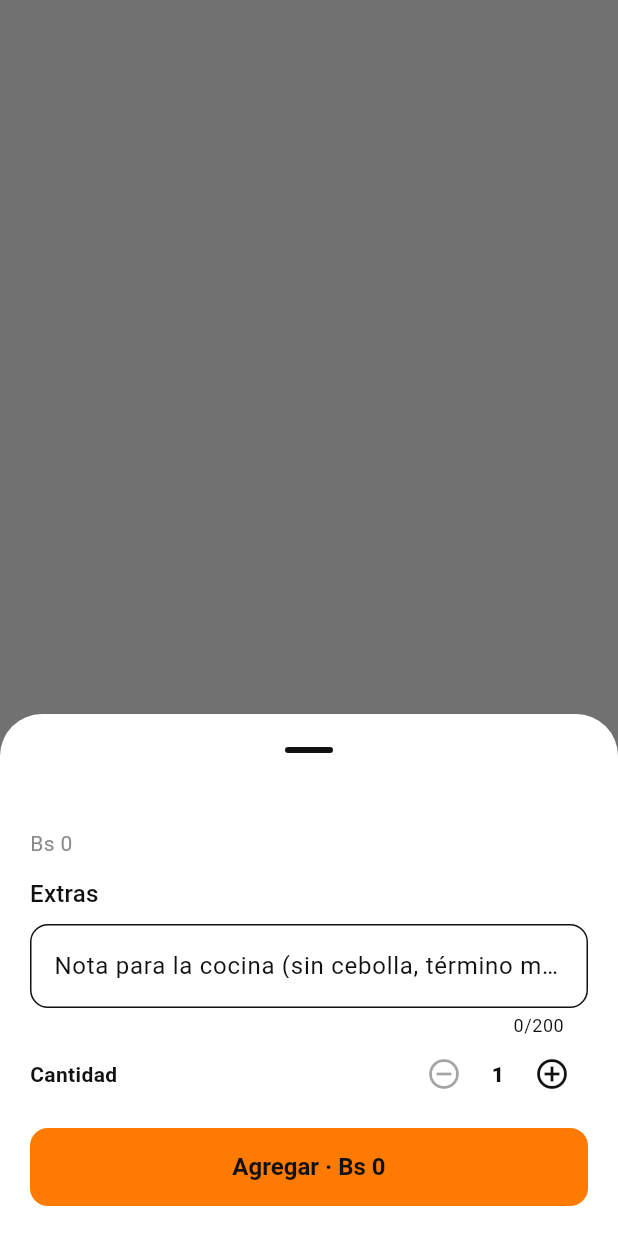
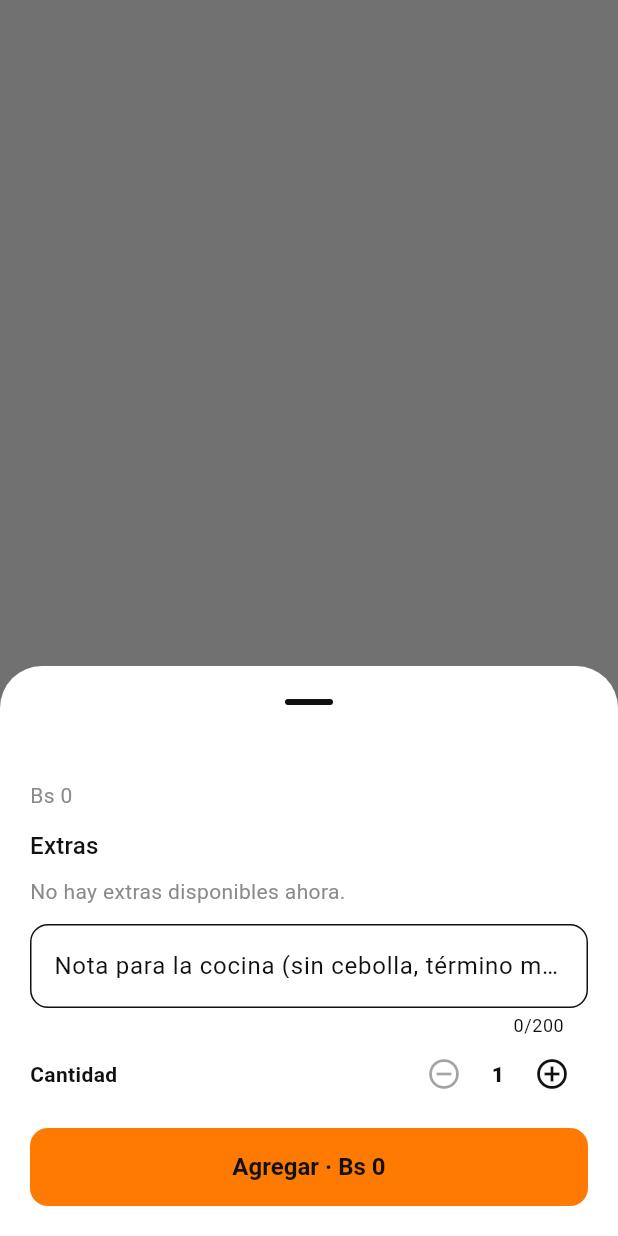
Before and after one commit to QuanticaSoft/oveja_negra, a Flutter app: what showCustomizeSheet() shows on an empty page, opened directly with empty values, on a phone screen of 412 x 824 dp. Run offline on Flutter 3.47's test engine with Material 3 defaults, Android fonts, the phone set to English and light mode, and no system bars; our stand-ins replace dio, fl_chart, flutter_riverpod, flutter_secure_storage, go_router, image_picker; accounts and stored records are empty; network calls fail; statements that could not run were skipped.

Commit message:
feat(app): personalizar con desplegables de extras y bebida
- Extras: desplegable + cantidad (1 a 5) y "Agregar otro extra"; agotados y ya
  elegidos no seleccionables.
- Bebida: desplegable ("Sin bebida" por defecto) que agrega la bebida como línea
  aparte a precio normal y con la misma cantidad.
- App 0.8.6+7; 52 tests.

Co-Authored-By: Claude Opus 5.5 <noreply@anthropic.com>

```diff
--- a/app_ovejanegra/lib/features/orders/presentation/customize_sheet.dart
+++ b/app_ovejanegra/lib/features/orders/presentation/customize_sheet.dart
@@ -5,27 +5,54 @@ import '../../../core/utils/money.dart';
 import '../../catalog/domain/catalog.dart';
 import '../domain/cart.dart';
 
-/// Personalizar un producto antes de agregarlo: extras (0 a 5 de cada uno) y nota para la cocina.
-/// Devuelve la línea lista para el carrito, o null si se cierra.
-Future<CartLine?> showCustomizeSheet(
+/// Lo que devuelve Personalizar: la línea del producto y, si se eligió, la bebida como línea aparte.
+typedef CustomizedLines = ({CartLine product, CartLine? drink});
+
+/// Bebidas para ofrecer junto al producto: los productos de las categorías cuyo nombre contiene
+/// "bebida" (p. ej. "Bebidas"), sin incluir al propio producto.
+List<Product> drinksOf(List<MenuSection> sections, {required int excludeProductId}) => [
+      for (final s in sections)
+        if (s.name.toLowerCase().contains('bebida'))
+          for (final p in s.products)
+            if (p.id != excludeProductId) p,
+    ];
+
+/// Personalizar un producto antes de agregarlo: extras (desplegable + cantidad de 1 a 5), nota para
+/// la cocina y bebida opcional (desplegable). Devuelve null si se cierra.
+Future<CustomizedLines?> showCustomizeSheet(
   BuildContext context, {
   required Product product,
   required List<MenuExtra> extras,
+  List<Product> drinks = const [],
   Set<int> rejectedExtras = const {},
 }) {
-  return showModalBottomSheet<CartLine>(
+  return showModalBottomSheet<CustomizedLines>(
     context: context,
     isScrollControlled: true,
     showDragHandle: true,
-    builder: (_) => CustomizeSheet(product: product, extras: extras, rejectedExtras: rejectedExtras),
+    builder: (_) => CustomizeSheet(product: product, extras: extras, drinks: drinks, rejectedExtras: rejectedExtras),
   );
 }
 
+class _ExtraChoice {
+  _ExtraChoice(this.extraId);
+
+  int extraId;
+  int quantity = 1;
+}
+
 class CustomizeSheet extends StatefulWidget {
-  const CustomizeSheet({super.key, required this.product, required this.extras, this.rejectedExtras = const {}});
+  const CustomizeSheet({
+    super.key,
+    required this.product,
+    required this.extras,
+    this.drinks = const [],
+    this.rejectedExtras = const {},
+  });
 
   final Product product;
   final List<MenuExtra> extras;
+  final List<Product> drinks;
   final Set<int> rejectedExtras;
 
   @override
@@ -33,9 +60,10 @@ class CustomizeSheet extends StatefulWidget {
 }
 
 class _CustomizeSheetState extends State<CustomizeSheet> {
-  final _quantities = <int, int>{};
+  final _choices = <_ExtraChoice>[];
   final _notes = TextEditingController();
   int _quantity = 1;
+  int? _drinkId;
 
   @override
   void dispose() {
@@ -45,6 +73,14 @@ class _CustomizeSheetState extends State<CustomizeSheet> {
 
   bool _available(MenuExtra e) => e.isAvailable && !widget.rejectedExtras.contains(e.id);
 
+  MenuExtra _extra(int id) => widget.extras.firstWhere((e) => e.id == id);
+
+  /// Extras disponibles que todavía no están elegidos en otra fila.
+  List<MenuExtra> _unused({int? keep}) => [
+        for (final e in widget.extras)
+          if (_available(e) && (e.id == keep || !_choices.any((c) => c.extraId == e.id))) e,
+      ];
+
   CartLine get _line => CartLine(
         productId: widget.product.id,
         name: widget.product.name,
@@ -52,15 +88,25 @@ class _CustomizeSheetState extends State<CustomizeSheet> {
         quantity: _quantity,
         notes: _notes.text.trim(),
         extras: [
-          for (final e in widget.extras)
-            if ((_quantities[e.id] ?? 0) > 0)
-              CartExtra(extraId: e.id, name: e.name, priceCents: e.priceCents, quantity: _quantities[e.id]!),
+          for (final c in _choices)
+            CartExtra(extraId: c.extraId, name: _extra(c.extraId).name, priceCents: _extra(c.extraId).priceCents, quantity: c.quantity),
         ],
       );
+
+  /// La bebida va como línea aparte, con su precio de la cartilla y la misma cantidad que el producto.
+  CartLine? get _drinkLine {
+    final drink = widget.drinks.where((d) => d.id == _drinkId).firstOrNull;
+    return drink == null
+        ? null
+        : CartLine(productId: drink.id, name: drink.name, unitCents: drink.priceCents, quantity: _quantity);
+  }
 
   @override
   Widget build(BuildContext context) {
     final line = _line;
+    final drink = _drinkLine;
+    final total = line.lineCents + (drink?.lineCents ?? 0);
+    final canAddExtra = _unused().isNotEmpty;
     return Padding(
       padding: EdgeInsets.fromLTRB(20, 0, 20, 20 + MediaQuery.viewInsetsOf(context).bottom),
       child: SingleChildScrollView(
@@ -69,8 +115,40 @@ class _CustomizeSheetState extends State<CustomizeSheet> {
           Text(Money.bob(widget.product.priceCents), style: const TextStyle(color: AppColors.grey)),
           const SizedBox(height: 12),
           Text('Extras', style: Theme.of(context).textTheme.titleMedium),
-          for (final e in widget.extras) _extraRow(e),
           const SizedBox(height: 8),
+          for (final (index, choice) in _choices.indexed) _extraRow(index, choice),
+          if (canAddExtra)
+            Align(
+              alignment: Alignment.centerLeft,
+              child: TextButton.icon(
+                key: const Key('customize.addExtra'),
+                onPressed: () => setState(() => _choices.add(_ExtraChoice(_unused().first.id))),
+                icon: const Icon(Icons.add),
+                label: Text(_choices.isEmpty ? 'Agregar extra' : 'Agregar otro extra'),
+              ),
+            )
+          else if (_choices.isEmpty)
+            const Text('No hay extras disponibles ahora.', style: TextStyle(color: AppColors.grey)),
+          if (widget.drinks.isNotEmpty) ...[
+            const SizedBox(height: 12),
+            DropdownButtonFormField<int?>(
+              key: const Key('customize.drink'),
+              initialValue: _drinkId,
+              decoration: const InputDecoration(labelText: 'Bebida'),
+              items: [
+                const DropdownMenuItem<int?>(value: null, child: Text('Sin bebida')),
+                for (final d in widget.drinks)
+                  DropdownMenuItem<int?>(
+                    value: d.id,
+                    enabled: d.isAvailable,
+                    child: Text(d.isAvailable ? '${d.name} · ${Money.bob(d.priceCents)}' : '${d.name} (agotado)',
+                        style: TextStyle(color: d.isAvailable ? null : AppColors.grey)),
+                  ),
+              ],
+              onChanged: (v) => setState(() => _drinkId = v),
+            ),
+          ],
+          const SizedBox(height: 12),
           TextField(
             key: const Key('customize.notes'),
             controller: _notes,
@@ -92,29 +170,51 @@ class _CustomizeSheetState extends State<CustomizeSheet> {
           const SizedBox(height: 12),
           FilledButton(
             key: const Key('customize.add'),
-            onPressed: () => Navigator.pop(context, line),
-            child: Text('Agregar · ${Money.bob(line.lineCents)}'),
+            onPressed: () => Navigator.pop(context, (product: line, drink: drink)),
+            child: Text('Agregar · ${Money.bob(total)}'),
           ),
         ]),
       ),
     );
   }
 
-  Widget _extraRow(MenuExtra e) {
-    final available = _available(e);
-    return ListTile(
-      contentPadding: EdgeInsets.zero,
-      title: Text(e.name, style: TextStyle(color: available ? null : AppColors.grey)),
-      subtitle: Text(available ? '+ ${Money.bob(e.priceCents)}' : 'Agotado'),
-      trailing: available
-          ? _Stepper(
-              value: _quantities[e.id] ?? 0,
-              min: 0,
-              max: CartExtra.maxQuantity,
-              onChanged: (v) => setState(() => _quantities[e.id] = v),
-              keyPrefix: 'customize.extra.${e.id}',
-            )
-          : null,
+  Widget _extraRow(int index, _ExtraChoice choice) {
+    return Padding(
+      padding: const EdgeInsets.only(bottom: 8),
+      child: Row(children: [
+        Expanded(
+          child: DropdownButtonFormField<int>(
+            key: Key('customize.extra.$index'),
+            initialValue: choice.extraId,
+            isExpanded: true,
+            decoration: const InputDecoration(labelText: 'Extra', isDense: true),
+            items: [
+              for (final e in widget.extras)
+                DropdownMenuItem(
+                  value: e.id,
+                  // Agotados o ya elegidos en otra fila: visibles pero no seleccionables.
+                  enabled: _unused(keep: choice.extraId).contains(e),
+                  child: Text(_available(e) ? '${e.name} +${Money.bob(e.priceCents)}' : '${e.name} (agotado)',
+                      style: TextStyle(color: _available(e) ? null : AppColors.grey)),
+                ),
+            ],
+            onChanged: (v) => setState(() => choice.extraId = v!),
+          ),
+        ),
+        _Stepper(
+          value: choice.quantity,
+          min: 1,
+          max: CartExtra.maxQuantity,
+          onChanged: (v) => setState(() => choice.quantity = v),
+          keyPrefix: 'customize.extra.$index',
+        ),
+        IconButton(
+          key: Key('customize.extra.$index.remove'),
+          tooltip: 'Quitar extra',
+          icon: const Icon(Icons.close),
+          onPressed: () => setState(() => _choices.removeAt(index)),
+        ),
+      ]),
     );
   }
 }
--- a/app_ovejanegra/pubspec.yaml
+++ b/app_ovejanegra/pubspec.yaml
@@ -16,7 +16,7 @@ publish_to: 'none' # Remove this line if you wish to publish to pub.dev
 # https://developer.apple.com/library/archive/documentation/General/Reference/InfoPlistKeyReference/Articles/CoreFoundationKeys.html
 # In Windows, build-name is used as the major, minor, and patch parts
 # of the product and file versions while build-number is used as the build suffix.
-version: 0.8.5+6
+version: 0.8.6+7
 
 environment:
   sdk: ^3.13.4
```
Also changed, not shown: app_ovejanegra/lib/features/orders/presentation/edit_items_screen.dart (+10 -3 lines), app_ovejanegra/lib/features/orders/presentation/new_sale_screen.dart (+11 -4 lines), 3 other files.
